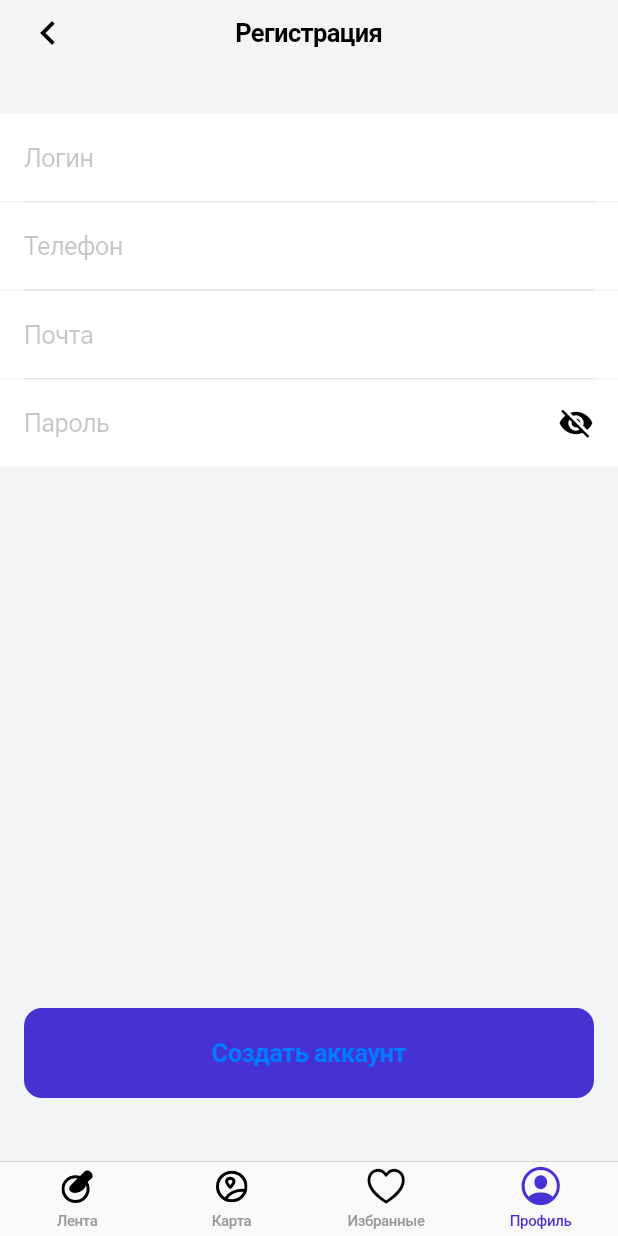
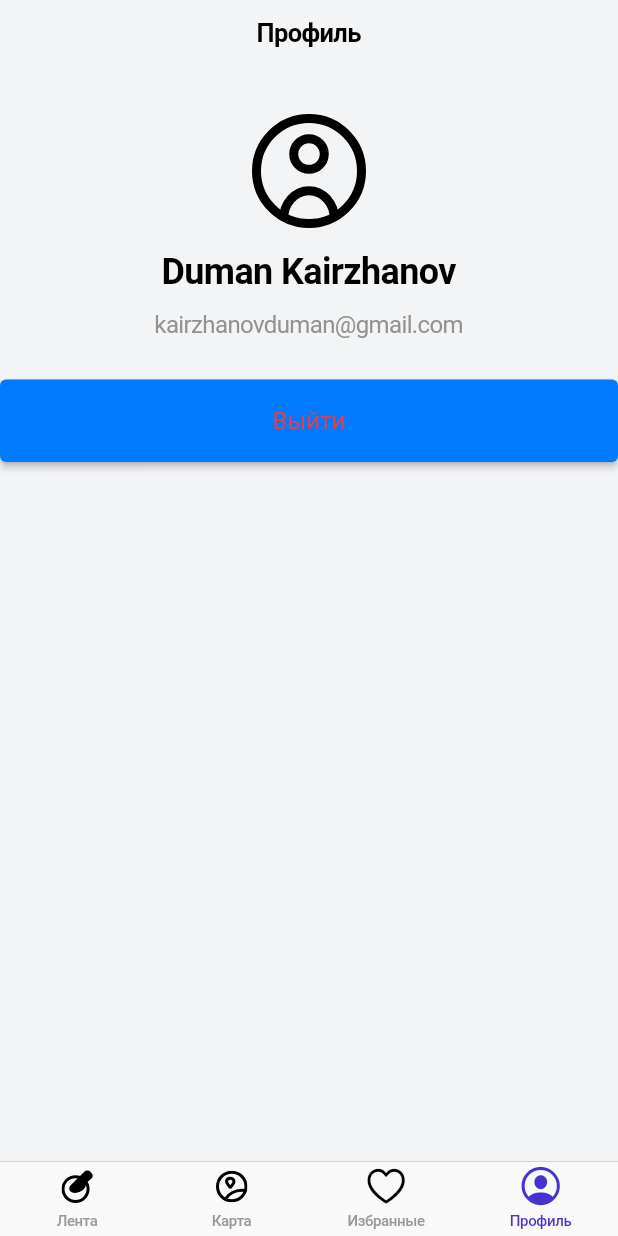
Before and after one commit to Dumankrg2019/flutter_project01, a Flutter app: the screen it shows after launch, item 4 of the bottom bar chosen, on a phone screen of 412 x 824 dp. Run offline on Flutter 3.47's test engine with Material 2 defaults, Android fonts, the phone set to English and light mode, and no system bars; our stand-ins replace flutter_svg.

Commit message:
feat: add profile page

```diff
--- a/lib/src/common/constants/color_constants.dart
+++ b/lib/src/common/constants/color_constants.dart
@@ -7,4 +7,5 @@ class AppColors {
   static const Color dividerTextFieldColor = Color(0xFFE0E6ED);
   static const Color black = Color(0xFF000000);
   static const Color grey = Color(0xFF929292);
+  static const Color red = Color(0xFFEC3A4D);
 }
--- a/lib/src/screens/main_screen/MainScreen.dart
+++ b/lib/src/screens/main_screen/MainScreen.dart
@@ -1,5 +1,6 @@
 import 'package:first_project01/src/common/constants/color_constants.dart';
 import 'package:first_project01/src/screens/auth/auth_screen.dart';
+import 'package:first_project01/src/screens/profile/profile_screen.dart';
 import 'package:first_project01/src/screens/register/register_streen.dart';
 import 'package:first_project01/src/screens/ribbon/ribbon_screen.dart';
 import 'package:flutter/cupertino.dart';
@@ -67,7 +68,7 @@ class MainScreen extends StatelessWidget {
               case 2:
                 return AuthScreen();
               case 3:
-                return RegisterScreen();
+                return ProfileScreen();
               default:
                 return AuthScreen();
             }
--- /dev/null
+++ b/lib/src/screens/profile/profile_screen.dart
@@ -0,0 +1,55 @@
+import 'package:first_project01/src/common/constants/color_constants.dart';
+import 'package:flutter/cupertino.dart';
+import 'package:flutter/material.dart';
+import 'package:flutter_svg/flutter_svg.dart';
+
+class ProfileScreen extends StatelessWidget {
+  const ProfileScreen({Key? key}) : super(key: key);
+
+  @override
+  Widget build(BuildContext context) {
+    return CupertinoPageScaffold(
+      navigationBar: CupertinoNavigationBar(
+        backgroundColor: AppColors.white,
+        border: Border(),
+        middle: Text('Профиль'),
+      ),
+        child: SafeArea(
+          child: Column(
+            children: [
+              SizedBox(height: 32,),
+              Center(child: SvgPicture.asset('images/svg/profile.svg')),
+              SizedBox(height: 15,),
+              Text('Duman Kairzhanov', style: TextStyle(
+                  fontSize: 24,
+                  color: AppColors.black,
+                  fontWeight: FontWeight.w600
+                ),
+              ),
+              SizedBox(height: 12,),
+              Text('kairzhanovduman@gmail.com', style: TextStyle(
+                  fontSize: 16,
+                  color: AppColors.grey,
+                  fontWeight: FontWeight.normal
+              ),
+              ),
+              SizedBox(height: 27,),
+              SizedBox(
+                width: double.infinity,
+                height: 55,
+                child: ElevatedButton(
+                      onPressed: () {},
+                      child: Text('Выйти', style: TextStyle(
+                        color: AppColors.red,
+                        fontSize: 16,
+                        fontWeight: FontWeight.normal
+                      ),
+                      ),
+                  ),
+              )
+            ],
+          ),
+        )
+    );
+  }
+}
--- a/lib/src/screens/ribbon/ribbon_screen.dart
+++ b/lib/src/screens/ribbon/ribbon_screen.dart
@@ -1,6 +1,5 @@
-import 'package:first_project01/src/common/constants/color_constants.dart';
-import 'package:first_project01/src/screens/main_screen/widgets/custom_listview_separated_institution.dart';
-import 'package:first_project01/src/screens/main_screen/widgets/custom_search_textfield.dart';
+import 'package:first_project01/src/screens/ribbon/widgets/custom_listview_separated_institution.dart';
+import 'package:first_project01/src/screens/ribbon/widgets/custom_search_textfield.dart';
 import 'package:flutter/cupertino.dart';
 import 'package:flutter/material.dart';
 
```
Also changed, not shown: images/svg/profile.svg (added), lib/src/screens/ribbon/widgets/custom_listview_separated_institution.dart (renamed from lib/src/screens/main_screen/widgets/custom_listview_separated_institution.dart), lib/src/screens/ribbon/widgets/custom_search_textfield.dart (renamed from lib/src/screens/main_screen/widgets/custom_search_textfield.dart).
